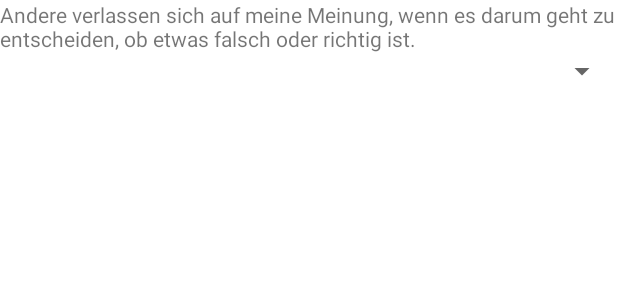
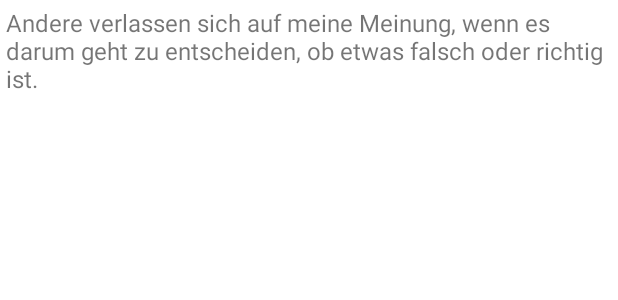
Before and after one commit to domjos1994/GiftApp, an Android app: the layout question.xml on its own in the app's theme, with its tools: preview values and no code run, on a phone screen of 412 x 824 dp. Shown: the top 300 px of the screen. Run offline under Robolectric (Android 15) with nearby library versions, the phone set to English and light mode, and no system bars.

Commit message:
new data

```diff
--- a/app/src/main/res/layout/question.xml
+++ b/app/src/main/res/layout/question.xml
@@ -10,17 +10,20 @@
         android:layout_width="match_parent"
         android:layout_height="wrap_content"
         android:text="@string/question_page1_2"
+        android:layout_margin="@dimen/question_label_margin"
+        android:textSize="@dimen/question_label_size"
         app:layout_constraintTop_toTopOf="parent"
         app:layout_constraintLeft_toLeftOf="parent"
         app:layout_constraintRight_toRightOf="parent"
-        app:layout_constraintBottom_toTopOf="@+id/acs"/>
+        app:layout_constraintBottom_toTopOf="@+id/choice"/>
 
-    <androidx.appcompat.widget.AppCompatSpinner
-        android:id="@+id/acs"
+    <androidx.constraintlayout.helper.widget.Flow
+        android:id="@+id/choice"
         android:layout_width="match_parent"
         android:layout_height="wrap_content"
         app:layout_constraintTop_toBottomOf="@+id/lblQuestion"
         app:layout_constraintLeft_toLeftOf="parent"
         app:layout_constraintRight_toRightOf="parent"
-        app:layout_constraintBottom_toBottomOf="parent"/>
+        app:layout_constraintBottom_toBottomOf="parent">
+    </androidx.constraintlayout.helper.widget.Flow>
 </androidx.constraintlayout.widget.ConstraintLayout>
--- a/app/src/main/res/values/dimens.xml
+++ b/app/src/main/res/values/dimens.xml
@@ -2,4 +2,5 @@
     <dimen name="button_margin">3dp</dimen>
 
     <dimen name="question_label_margin">4dp</dimen>
+    <dimen name="question_label_size">16sp</dimen>
 </resources>
```
Also changed, not shown: app/src/main/res/values/strings.xml (+7 -0 lines).
